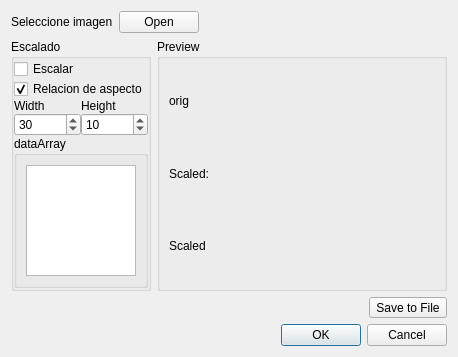
First picture: the form in Software/JarvisServer/common/qimageselectionwidget.ui, repository makespacemadrid/Jarvis, before the edit.
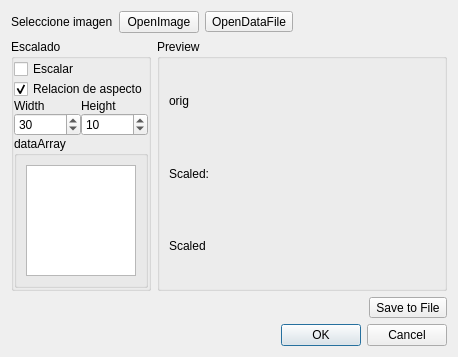
Second picture: the form after the edit.

What changed in the file:
```diff
--- a/Software/JarvisServer/common/qimageselectionwidget.ui
+++ b/Software/JarvisServer/common/qimageselectionwidget.ui
@@ -29,7 +29,14 @@
      <item>
       <widget class="QPushButton" name="selectFileBtn">
        <property name="text">
-        <string>Open</string>
+        <string>OpenImage</string>
+       </property>
+      </widget>
+     </item>
+     <item>
+      <widget class="QToolButton" name="selectDataFileBtn">
+       <property name="text">
+        <string>OpenDataFile</string>
        </property>
       </widget>
      </item>
```
